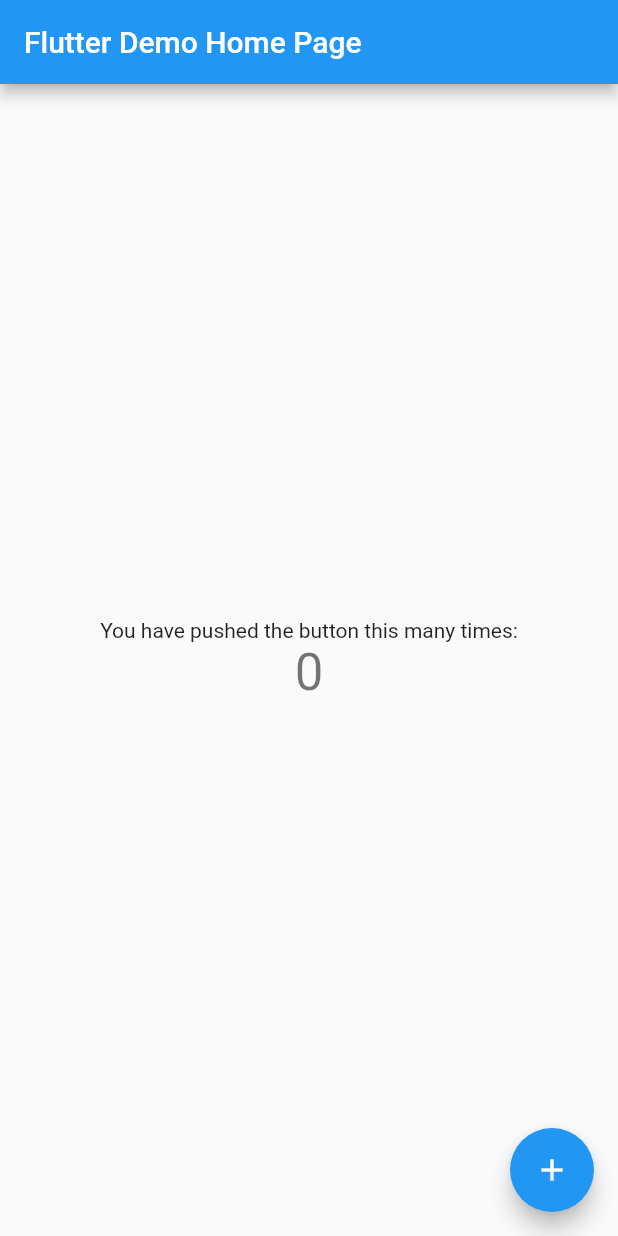
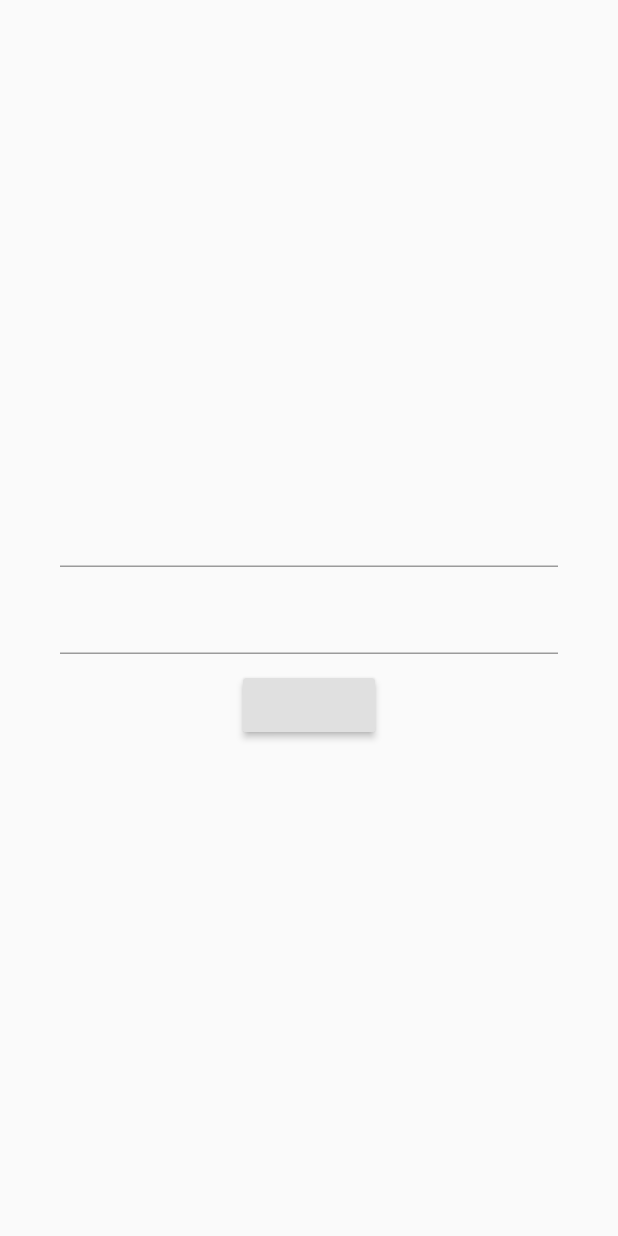
Before and after one commit to silentl007/BetSlipCode_Admin, a Flutter app: the screen it shows after launch, on a phone screen of 412 x 824 dp. Run offline on Flutter 3.47's test engine with Material 2 defaults, Android fonts, the phone set to English and light mode, and no system bars.

Commit message:
pseudo login and data structure and form data created

```diff
--- a/lib/main.dart
+++ b/lib/main.dart
@@ -1,3 +1,4 @@
+import 'package:BetSlipCode_Admin/uploadcode.dart';
 import 'package:flutter/material.dart';
 
 void main() {
@@ -5,113 +6,53 @@ void main() {
 }
 
 class MyApp extends StatelessWidget {
-  // This widget is the root of your application.
   @override
   Widget build(BuildContext context) {
     return MaterialApp(
-      title: 'Flutter Demo',
-      theme: ThemeData(
-        // This is the theme of your application.
-        //
-        // Try running your application with "flutter run". You'll see the
-        // application has a blue toolbar. Then, without quitting the app, try
-        // changing the primarySwatch below to Colors.green and then invoke
-        // "hot reload" (press "r" in the console where you ran "flutter run",
-        // or simply save your changes to "hot reload" in a Flutter IDE).
-        // Notice that the counter didn't reset back to zero; the application
-        // is not restarted.
-        primarySwatch: Colors.blue,
-        // This makes the visual density adapt to the platform that you run
-        // the app on. For desktop platforms, the controls will be smaller and
-        // closer together (more dense) than on mobile platforms.
-        visualDensity: VisualDensity.adaptivePlatformDensity,
-      ),
-      home: MyHomePage(title: 'Flutter Demo Home Page'),
+      home: Login(),
     );
   }
 }
 
-class MyHomePage extends StatefulWidget {
-  MyHomePage({Key key, this.title}) : super(key: key);
-
-  // This widget is the home page of your application. It is stateful, meaning
-  // that it has a State object (defined below) that contains fields that affect
-  // how it looks.
-
-  // This class is the configuration for the state. It holds the values (in this
-  // case the title) provided by the parent (in this case the App widget) and
-  // used by the build method of the State. Fields in a Widget subclass are
-  // always marked "final".
-
-  final String title;
-
+class Login extends StatefulWidget {
   @override
-  _MyHomePageState createState() => _MyHomePageState();
+  _LoginState createState() => _LoginState();
 }
 
-class _MyHomePageState extends State<MyHomePage> {
-  int _counter = 0;
-
-  void _incrementCounter() {
-    setState(() {
-      // This call to setState tells the Flutter framework that something has
-      // changed in this State, which causes it to rerun the build method below
-      // so that the display can reflect the updated values. If we changed
-      // _counter without calling setState(), then the build method would not be
-      // called again, and so nothing would appear to happen.
-      _counter++;
-    });
-  }
-
+class _LoginState extends State<Login> {
+  final usernameControl = TextEditingController();
+  final passwordControl = TextEditingController();
   @override
   Widget build(BuildContext context) {
-    // This method is rerun every time setState is called, for instance as done
-    // by the _incrementCounter method above.
-    //
-    // The Flutter framework has been optimized to make rerunning build methods
-    // fast, so that you can just rebuild anything that needs updating rather
-    // than having to individually change instances of widgets.
-    return Scaffold(
-      appBar: AppBar(
-        // Here we take the value from the MyHomePage object that was created by
-        // the App.build method, and use it to set our appbar title.
-        title: Text(widget.title),
-      ),
-      body: Center(
-        // Center is a layout widget. It takes a single child and positions it
-        // in the middle of the parent.
-        child: Column(
-          // Column is also a layout widget. It takes a list of children and
-          // arranges them vertically. By default, it sizes itself to fit its
-          // children horizontally, and tries to be as tall as its parent.
-          //
-          // Invoke "debug painting" (press "p" in the console, choose the
-          // "Toggle Debug Paint" action from the Flutter Inspector in Android
-          // Studio, or the "Toggle Debug Paint" command in Visual Studio Code)
-          // to see the wireframe for each widget.
-          //
-          // Column has various properties to control how it sizes itself and
-          // how it positions its children. Here we use mainAxisAlignment to
-          // center the children vertically; the main axis here is the vertical
-          // axis because Columns are vertical (the cross axis would be
-          // horizontal).
-          mainAxisAlignment: MainAxisAlignment.center,
-          children: <Widget>[
-            Text(
-              'You have pushed the button this many times:',
-            ),
-            Text(
-              '$_counter',
-              style: Theme.of(context).textTheme.headline4,
-            ),
-          ],
+    return SafeArea(
+      child: Scaffold(
+        body: Padding(
+          padding: EdgeInsets.only(left: 40, right: 40),
+          child: Column(
+            mainAxisAlignment: MainAxisAlignment.center,
+            children: [
+              TextFormField(
+                controller: usernameControl,
+              ),
+              SizedBox(
+                height: 10,
+              ),
+              TextFormField(
+                controller: passwordControl,
+              ),
+              SizedBox(
+                height: 10,
+              ),
+              RaisedButton(
+                onPressed: () {
+                  return Navigator.push(context,
+                      MaterialPageRoute(builder: (context) => CodeUpload()));
+                },
+              )
+            ],
+          ),
         ),
       ),
-      floatingActionButton: FloatingActionButton(
-        onPressed: _incrementCounter,
-        tooltip: 'Increment',
-        child: Icon(Icons.add),
-      ), // This trailing comma makes auto-formatting nicer for build methods.
     );
   }
 }
```
Also changed, not shown: lib/uploadcode.dart (added, +134 -0 lines), 1 other file.
